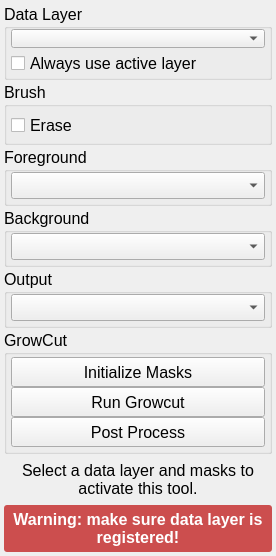
The window that src/Interface/ToolInterface/GrowCutToolInterface.ui (SCIInstitute/Seg3D) describes before a commit, drawn with Qt 5.
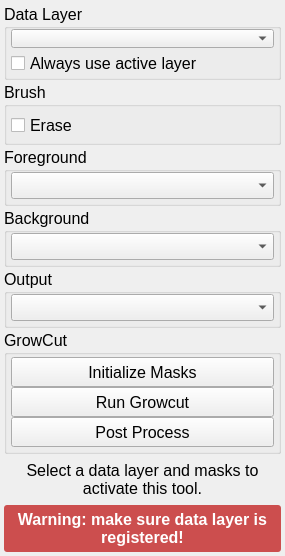
The same window after the commit. Custom widgets are drawn as their Qt base class.

The edit to the form file:
```diff
--- a/src/Interface/ToolInterface/GrowCutToolInterface.ui
+++ b/src/Interface/ToolInterface/GrowCutToolInterface.ui
@@ -6,7 +6,6 @@
    <rect>
     <x>0</x>
     <y>0</y>
-    <width>276</width>
     <width>285</width>
     <height>556</height>
    </rect>
```
